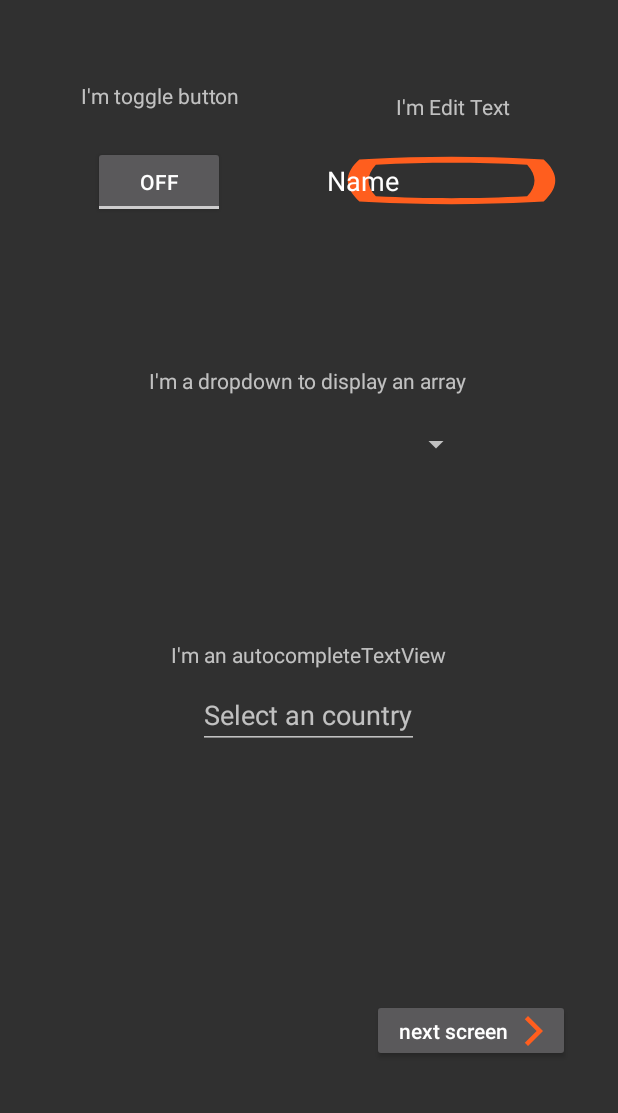
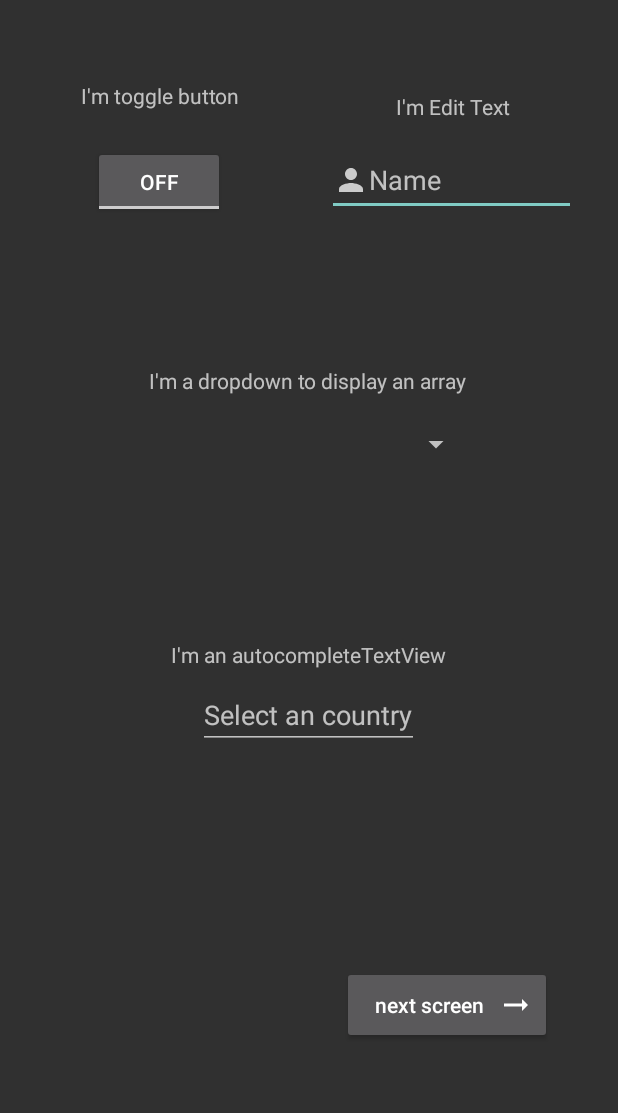
Before and after one commit to Lucas-Tito/CodeSchool, an Android app: the layout activity_main.xml on its own in the app's theme, with its tools: preview values and no code run, on a phone screen of 412 x 824 dp, the part 84-1197 px from its top. Run offline under Robolectric (Android 15) with nearby library versions, the light colour scheme and no system bars.

```diff
--- /dev/null
+++ b/Software_para_Dispositivos_Moveis/Trabalho1/app/src/main/res/drawable/arrow_left.xml
@@ -0,0 +1,5 @@
+<vector android:height="24dp" android:tint="@color/white"
+    android:viewportHeight="24" android:viewportWidth="24"
+    android:width="24dp" xmlns:android="http://schemas.android.com/apk/res/android">
+    <path android:fillColor="@android:color/white" android:pathData="M16.01,11H4v2h12.01v3L20,12l-3.99,-4z"/>
+</vector>
--- a/Software_para_Dispositivos_Moveis/Trabalho1/app/src/main/res/drawable/ic_baseline_panorama_wide_angle_24.xml
+++ /dev/null
@@ -1,5 +0,0 @@
-<vector android:height="24dp" android:tint="@color/orange"
-    android:viewportHeight="24" android:viewportWidth="24"
-    android:width="24dp" xmlns:android="http://schemas.android.com/apk/res/android">
-    <path android:fillColor="@android:color/white" android:pathData="M12,6c2.45,0 4.71,0.2 7.29,0.64 0.47,1.78 0.71,3.58 0.71,5.36 0,1.78 -0.24,3.58 -0.71,5.36 -2.58,0.44 -4.84,0.64 -7.29,0.64s-4.71,-0.2 -7.29,-0.64C4.24,15.58 4,13.78 4,12c0,-1.78 0.24,-3.58 0.71,-5.36C7.29,6.2 9.55,6 12,6m0,-2c-2.73,0 -5.22,0.24 -7.95,0.72l-0.93,0.16 -0.25,0.9C2.29,7.85 2,9.93 2,12s0.29,4.15 0.87,6.22l0.25,0.89 0.93,0.16c2.73,0.49 5.22,0.73 7.95,0.73s5.22,-0.24 7.95,-0.72l0.93,-0.16 0.25,-0.89c0.58,-2.08 0.87,-4.16 0.87,-6.23s-0.29,-4.15 -0.87,-6.22l-0.25,-0.89 -0.93,-0.16C17.22,4.24 14.73,4 12,4z"/>
-</vector>
--- /dev/null
+++ b/Software_para_Dispositivos_Moveis/Trabalho1/app/src/main/res/drawable/ic_baseline_person_24.xml
@@ -0,0 +1,5 @@
+<vector android:alpha="0.75" android:height="24dp"
+    android:tint="#FFFFFF" android:viewportHeight="24"
+    android:viewportWidth="24" android:width="24dp" xmlns:android="http://schemas.android.com/apk/res/android">
+    <path android:fillColor="@android:color/white" android:pathData="M12,12c2.21,0 4,-1.79 4,-4s-1.79,-4 -4,-4 -4,1.79 -4,4 1.79,4 4,4zM12,14c-2.67,0 -8,1.34 -8,4v2h16v-2c0,-2.66 -5.33,-4 -8,-4z"/>
+</vector>
--- a/Software_para_Dispositivos_Moveis/Trabalho1/app/src/main/res/drawable/next_page_arrow.xml
+++ /dev/null
@@ -1,5 +0,0 @@
-<vector android:height="24dp" android:tint="@color/orange"
-    android:viewportHeight="24" android:viewportWidth="24"
-    android:width="24dp" xmlns:android="http://schemas.android.com/apk/res/android">
-    <path android:fillColor="@android:color/white" android:pathData="M5.88,4.12L13.76,12l-7.88,7.88L8,22l10,-10L8,2z"/>
-</vector>
--- a/Software_para_Dispositivos_Moveis/Trabalho1/app/src/main/res/layout/activity_main.xml
+++ b/Software_para_Dispositivos_Moveis/Trabalho1/app/src/main/res/layout/activity_main.xml
@@ -59,10 +59,10 @@
         android:layout_width="166dp"
         android:layout_height="47dp"
         android:layout_marginStart="7dp"
-        android:background="@drawable/ic_baseline_panorama_wide_angle_24"
         android:ems="10"
         android:inputType="textPersonName"
-        android:text="Name"
+        android:hint="Name"
+        android:drawableLeft="@drawable/ic_baseline_person_24"
         app:layout_constraintBottom_toTopOf="@+id/textView"
         app:layout_constraintEnd_toStartOf="@+id/guideline4"
         app:layout_constraintHorizontal_bias="0.35"
@@ -146,12 +146,13 @@
 
     <Button
         android:id="@+id/nextScreenBtn"
-        android:layout_width="132dp"
-        android:layout_height="42dp"
-        android:layout_marginEnd="32dp"
-        android:layout_marginBottom="60dp"
-        android:drawableRight="@drawable/next_page_arrow"
+        android:layout_width="140dp"
+        android:layout_height="52dp"
+        android:layout_marginEnd="44dp"
+        android:layout_marginBottom="72dp"
+        android:drawableRight="@drawable/arrow_left"
         android:text="@string/btn_nextScreen"
+        android:textAlignment="center"
         android:textAllCaps="false"
         app:layout_constraintBottom_toBottomOf="parent"
         app:layout_constraintEnd_toEndOf="parent" />
```
